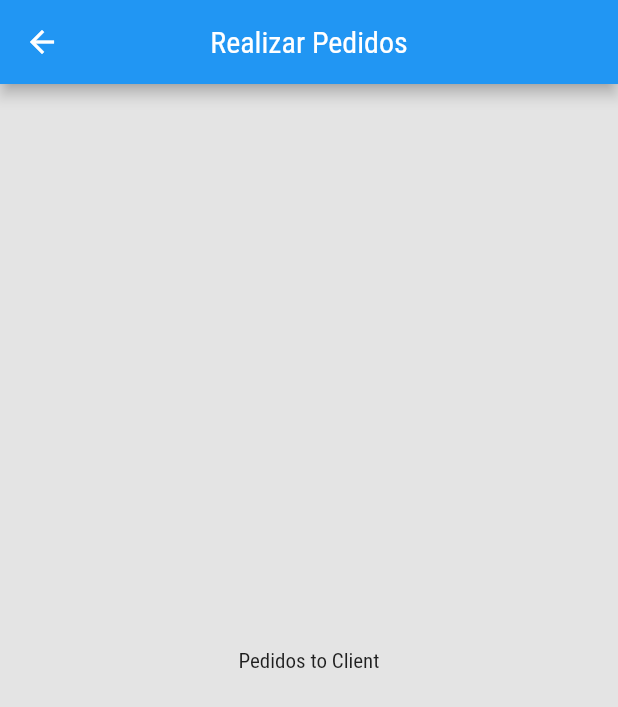
After one commit to JonatasMSS/ControleEstoqueApp, a Flutter app: the PedidoToClientsPage screen opened directly, on a phone screen of 412 x 824 dp. The commit adds this screen. Shown: the top 707 px of the screen. Run offline on Flutter 3.47's test engine with Material 2 defaults, Android fonts, the phone set to English and light mode, and no system bars; our stand-ins replace flutter_svg, get.

Commit message:
Page criada

```diff
--- a/lib/components/ClientComponent/ClientComponent.dart
+++ b/lib/components/ClientComponent/ClientComponent.dart
@@ -17,7 +17,9 @@ class ClientComponent extends StatelessWidget {
 
   @override
   Widget build(BuildContext context) {
-    return Container(
+    return GestureDetector(
+      onTap: () => print('Clicou no widget!'),
+      child: Container(
         margin: const EdgeInsets.all(10),
         padding: const EdgeInsets.all(10),
         decoration: BoxDecoration(
@@ -83,6 +85,7 @@ class ClientComponent extends StatelessWidget {
             ),
           ],
         ),
+      ),
     );
   }
 }
--- /dev/null
+++ b/lib/pages/PedidoToClientsPage/PedidoToClientsPage.dart
@@ -0,0 +1,20 @@
+import 'package:flutter/material.dart';
+import 'package:flutter/src/widgets/container.dart';
+import 'package:flutter/src/widgets/framework.dart';
+
+import '../../components/NavBar/NavBarComponent.dart';
+
+class PedidoToClientsPage extends StatelessWidget {
+  const PedidoToClientsPage({super.key});
+
+  @override
+  Widget build(BuildContext context) {
+    return Scaffold(
+      backgroundColor: const Color(0xFFE4E4E4),
+      appBar: NavBarComponent(NavBarTitle: 'Realizar Pedidos'),
+      body: const Center(
+        child: Text('Pedidos to Client'),
+      ),
+    );
+  }
+}
```
Lines whose indentation alone changed are shown as unchanged.
